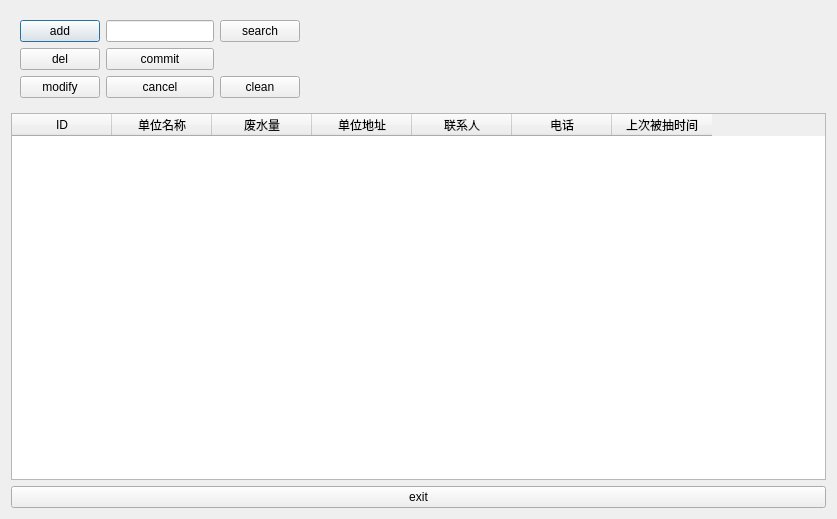
Above: addenterprise.ui from 3642214/selective before the change. Below: the same form after it.
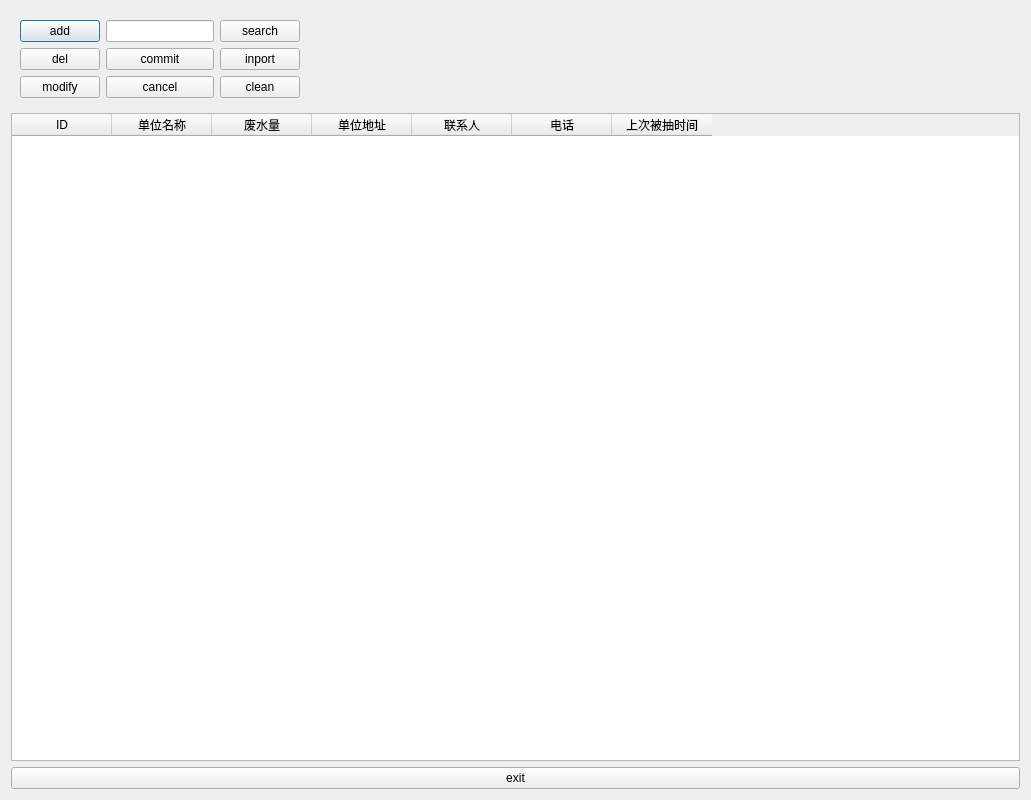
That is the form after the change.

The edit to the form file:
```diff
--- a/addenterprise.ui
+++ b/addenterprise.ui
@@ -6,8 +6,8 @@
    <rect>
     <x>0</x>
     <y>0</y>
-    <width>837</width>
-    <height>519</height>
+    <width>1031</width>
+    <height>800</height>
    </rect>
   </property>
   <property name="windowTitle">
@@ -137,6 +137,13 @@
           </property>
          </spacer>
         </item>
+        <item>
+         <widget class="QPushButton" name="importdb">
+          <property name="text">
+           <string>inport</string>
+          </property>
+         </widget>
+        </item>
         <item>
          <widget class="QPushButton" name="clean">
           <property name="text">
```
